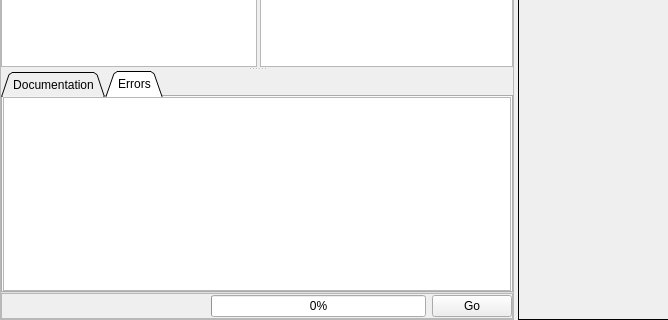
First picture: the form in Source/PipelineBuilder/UI_Files/PipelineBuilderWidget.ui, repository BlueQuartzSoftware/DREAM3D, before the edit; both pictures show x 0 to 668 and y 464 to 784 of the 1102 by 784 pixel window.
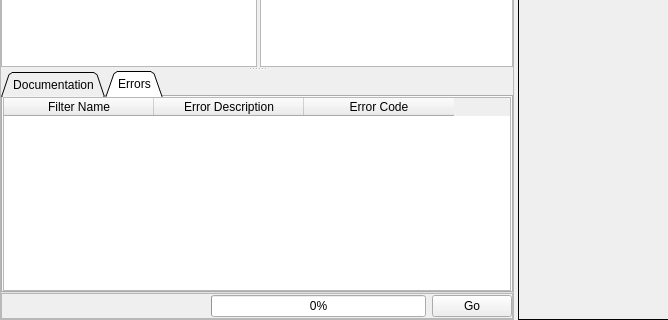
Second picture: the form after the edit. Icons and pictures are not drawn. Custom widgets are drawn as their Qt base class.

Commit message: Added functions necessary to convert the error reporting process

Diff of the .ui file:
```diff
--- a/Source/PipelineBuilder/UI_Files/PipelineBuilderWidget.ui
+++ b/Source/PipelineBuilder/UI_Files/PipelineBuilderWidget.ui
@@ -213,19 +213,25 @@
              <number>0</number>
             </property>
             <item>
-             <widget class="QTextEdit" name="errorsTextEdit">
-              <property name="sizePolicy">
-               <sizepolicy hsizetype="Preferred" vsizetype="Preferred">
-                <horstretch>0</horstretch>
-                <verstretch>0</verstretch>
-               </sizepolicy>
-              </property>
-              <property name="styleSheet">
-               <string notr="true">QTextEdit {image: url(:/filterWidgetBorder.png);}</string>
-              </property>
-              <property name="readOnly">
-               <bool>true</bool>
-              </property>
+             <widget class="QTableWidget" name="tableWidget">
+              <attribute name="horizontalHeaderDefaultSectionSize">
+               <number>150</number>
+              </attribute>
+              <column>
+               <property name="text">
+                <string notr="true">Filter Name</string>
+               </property>
+              </column>
+              <column>
+               <property name="text">
+                <string notr="true">Error Description</string>
+               </property>
+              </column>
+              <column>
+               <property name="text">
+                <string notr="true">Error Code</string>
+               </property>
+              </column>
              </widget>
             </item>
            </layout>
```
Left out of the diff: 6 changed lines with no effect on the pictures. The commit also changes 8 other files.
